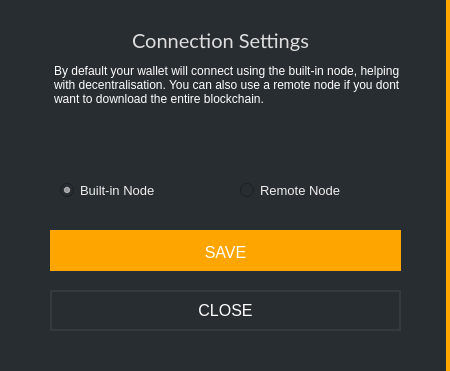
ConcealNetwork/conceal-desktop, file src/gui/ui/nodesettings.ui: the form before one commit.
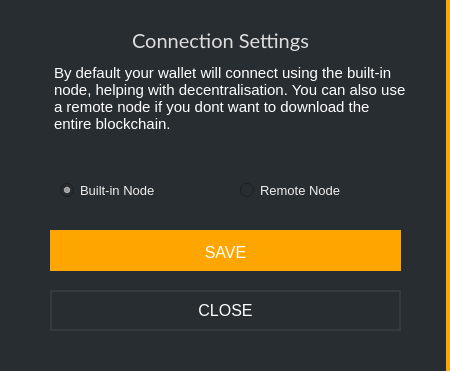
The form after the commit.

Patch:
```diff
--- a/src/gui/ui/nodesettings.ui
+++ b/src/gui/ui/nodesettings.ui
@@ -84,7 +84,7 @@
 &lt;html&gt;&lt;head&gt;&lt;meta name=&quot;qrichtext&quot; content=&quot;1&quot; /&gt;&lt;style type=&quot;text/css&quot;&gt;
 p, li { white-space: pre-wrap; }
 &lt;/style&gt;&lt;/head&gt;&lt;body style=&quot; font-family:'MS Shell Dlg 2'; font-size:15px; font-weight:400; font-style:normal;&quot;&gt;
-&lt;p style=&quot; margin-top:0px; margin-bottom:0px; margin-left:0px; margin-right:0px; -qt-block-indent:0; text-indent:0px;&quot;&gt;&lt;span style=&quot; font-family:'Lato'; font-size:9pt;&quot;&gt;By default your wallet will connect using the built-in node, helping with decentralisation. You can also use a remote node if you dont want to download the entire blockchain.&lt;/span&gt;&lt;/p&gt;&lt;/body&gt;&lt;/html&gt;</string>
+&lt;p style=&quot; margin-top:0px; margin-bottom:0px; margin-left:0px; margin-right:0px; -qt-block-indent:0; text-indent:0px;&quot;&gt;&lt;span style=&quot; font-family:'Lato'; font-size:15px;&quot;&gt;By default your wallet will connect using the built-in node, helping with decentralisation. You can also use a remote node if you dont want to download the entire blockchain.&lt;/span&gt;&lt;/p&gt;&lt;/body&gt;&lt;/html&gt;</string>
     </property>
    </widget>
    <widget class="QRadioButton" name="radioButton">
```
